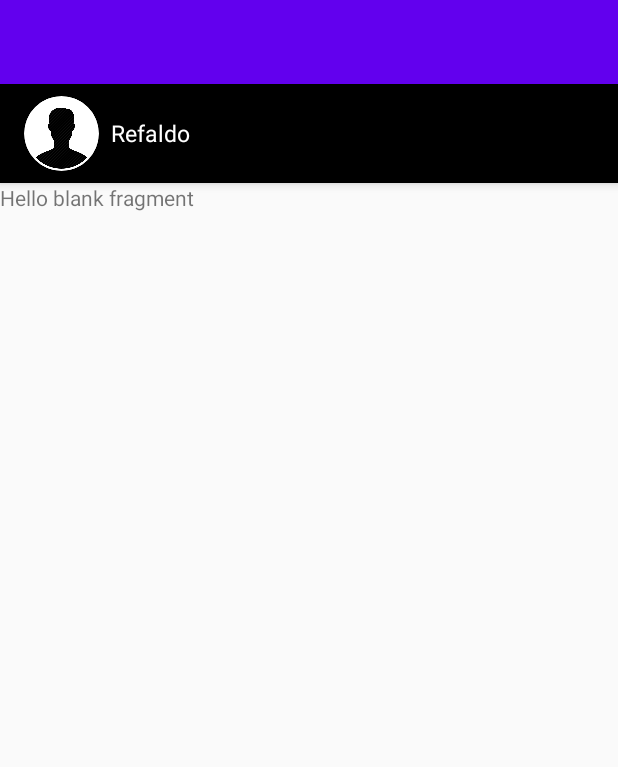
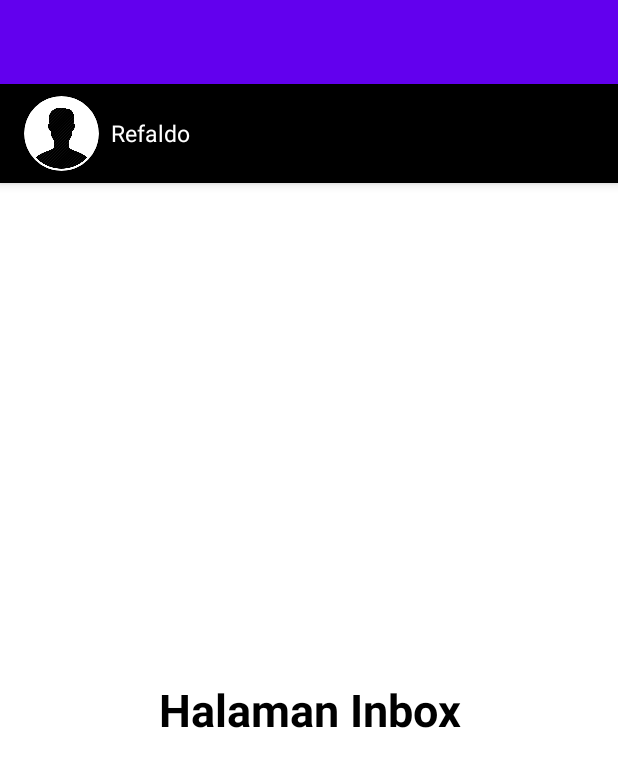
Before and after one commit to opokoeeee/BelajarTabLayout, an Android app: the screen it shows after launch (MainActivity), on a phone screen of 412 x 824 dp. Shown: the top 767 px of the screen. Run offline under Robolectric (Android 15) with nearby library versions, the phone set to English and light mode, and no system bars; our stand-ins replace CircleImageView; 2 statements that could not run were skipped.

Commit message:
perbarui fragment _draft dan fragment_inbox.xml

```diff
--- a/app/src/main/res/layout/fragment_draft.xml
+++ b/app/src/main/res/layout/fragment_draft.xml
@@ -1,10 +1,9 @@
 <?xml version="1.0" encoding="utf-8"?>
-<RelativeLayout
-    xmlns:android="http://schemas.android.com/apk/res/android"
+<RelativeLayout xmlns:android="http://schemas.android.com/apk/res/android"
     xmlns:tools="http://schemas.android.com/tools"
     android:layout_width="match_parent"
     android:layout_height="match_parent"
-    tools:context=".DraftFragment">
+    tools:context=".Fragment.DraftFragment">
 
     <!-- TODO: Update blank fragment layout -->
     <TextView
@@ -15,6 +14,6 @@
         android:background="@android:color/white"
         android:textSize="30sp"
         android:textStyle="bold"
-        android:textColor="#000" />
+        android:textColor="#000"/>
 
 </RelativeLayout>
--- a/app/src/main/res/layout/fragment_inbox.xml
+++ b/app/src/main/res/layout/fragment_inbox.xml
@@ -1,14 +1,19 @@
 <?xml version="1.0" encoding="utf-8"?>
-<FrameLayout xmlns:android="http://schemas.android.com/apk/res/android"
+<RelativeLayout xmlns:android="http://schemas.android.com/apk/res/android"
     xmlns:tools="http://schemas.android.com/tools"
     android:layout_width="match_parent"
     android:layout_height="match_parent"
-    tools:context=".InboxFragment">
+    tools:context=".Fragment.InboxFragment">
 
     <!-- TODO: Update blank fragment layout -->
     <TextView
         android:layout_width="match_parent"
         android:layout_height="match_parent"
-        android:text="@string/hello_blank_fragment" />
+        android:text="@string/frag1"
+        android:gravity="center"
+        android:background="@android:color/white"
+        android:textSize="30sp"
+        android:textStyle="bold"
+        android:textColor="#000" />
 
-</FrameLayout>
+</RelativeLayout>
```
